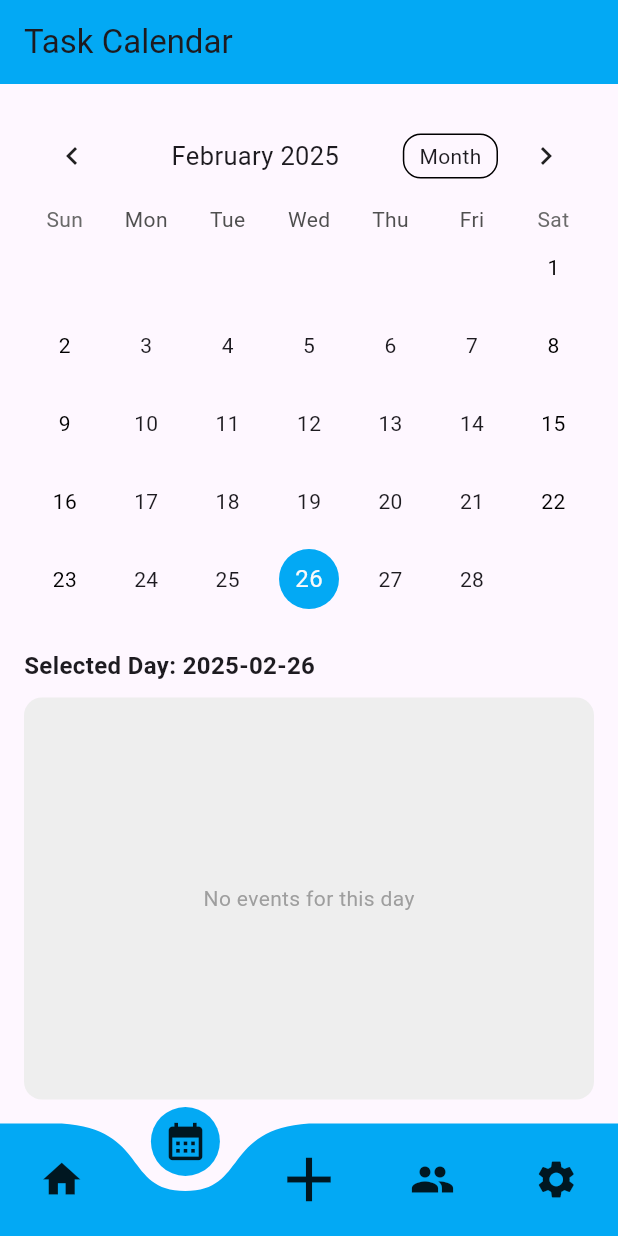
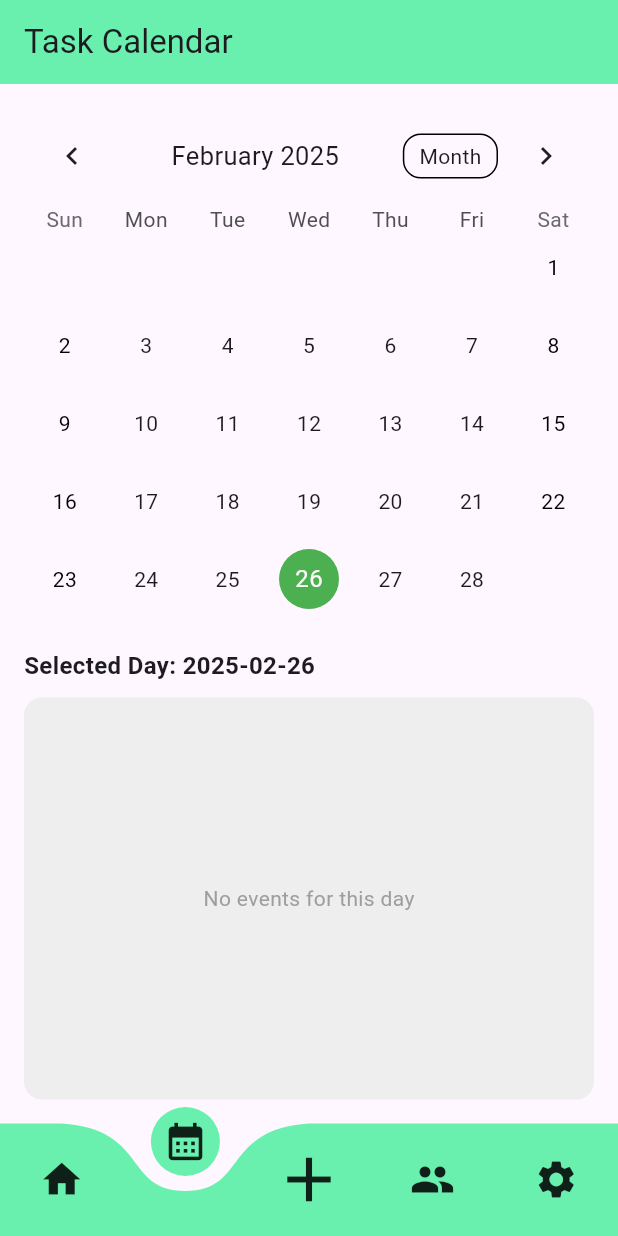
Before and after one commit to Jojauregui/roomiebuddy, a Flutter app: the screen it shows after launch, item 2 of the bottom bar chosen, on a phone screen of 412 x 824 dp. Run offline on Flutter 3.47's test engine with Material 3 defaults, Android fonts, the light colour scheme and no system bars; drawn by our look-alikes of curved_navigation_bar, table_calendar.

Commit message:
Changed colors to green

```diff
--- a/roomiebuddy/lib/NavScreen.dart
+++ b/roomiebuddy/lib/NavScreen.dart
@@ -50,7 +50,7 @@ class _NavscreenState extends State<Navscreen> {
           });
         },
         backgroundColor:Colors.transparent,
-        color: Colors.lightBlue,
+        color: Colors.greenAccent,
       ),
       body: pages[selectedIndex]
     );
--- a/roomiebuddy/lib/pages/calender_page.dart
+++ b/roomiebuddy/lib/pages/calender_page.dart
@@ -23,7 +23,7 @@ class _CalenderPageState extends State<CalenderPage> {
     return Scaffold(
       appBar: AppBar(
         title: const Text('Task Calendar'),
-        backgroundColor: Colors.lightBlue,
+        backgroundColor: Colors.greenAccent,
       ),
       body: Padding(
         padding: const EdgeInsets.all(16.0),
@@ -62,11 +62,11 @@ class _CalenderPageState extends State<CalenderPage> {
                 outsideDaysVisible: false,
                 weekendTextStyle: const TextStyle(color: Colors.black),
                 selectedDecoration: const BoxDecoration(
-                  color: Colors.lightBlue,
+                  color: Colors.green,
                   shape: BoxShape.circle,
                 ),
                 todayDecoration: BoxDecoration(
-                  color: Colors.lightBlue.withOpacity(0.5),
+                  color: Colors.green.shade900.withOpacity(0.5),
                   shape: BoxShape.circle,
                 ),
               ),
```
Also changed, not shown: roomiebuddy/pubspec.lock.
